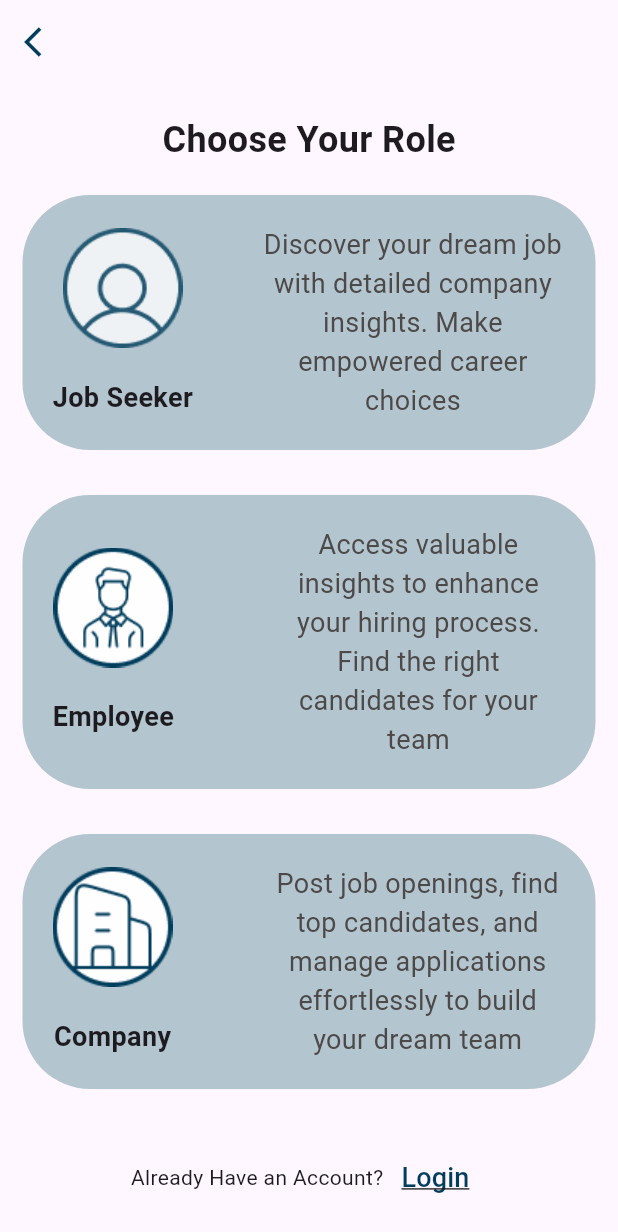
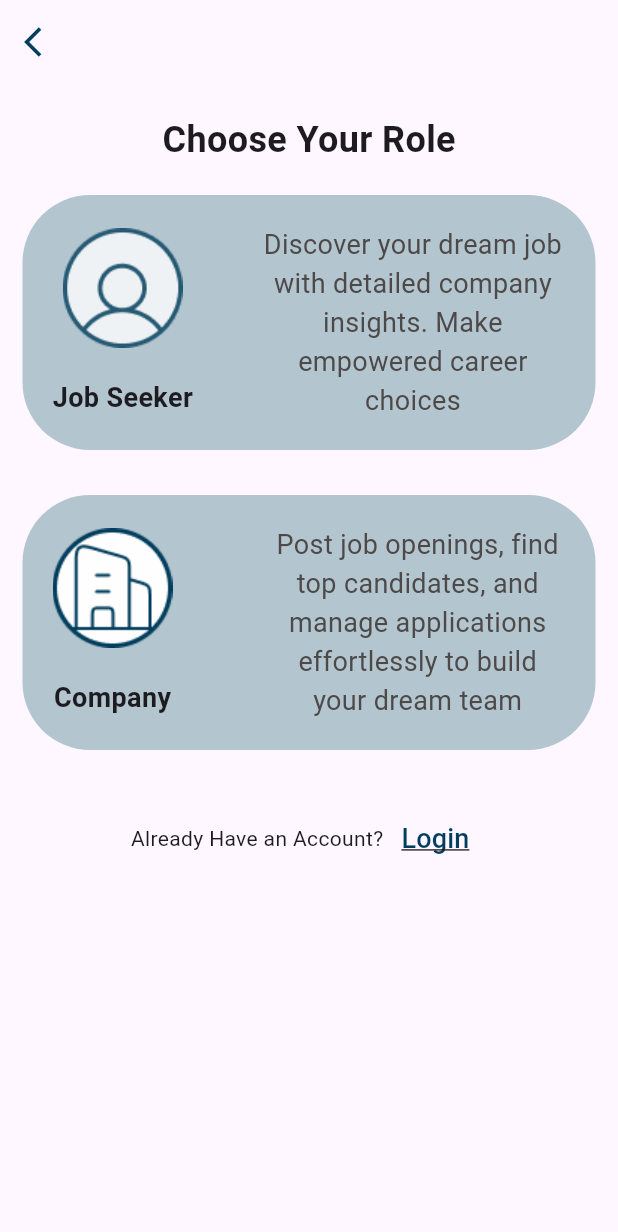
Before and after one commit to mohannad00/Aspire-Hire, a Flutter app: the ChoosingRole screen opened directly, on a phone screen of 412 x 824 dp. Shown: the top 1232 px of the screen. Run offline on Flutter 3.47's test engine with Material 3 defaults, Android fonts, the phone set to English and light mode, and no system bars; our stand-ins replace dio, equatable, file_picker, flutter_bloc, flutter_screenutil, percent_indicator and 2 more; accounts and stored records are empty.

Commit message:
removed employee registration

```diff
--- a/aspirehire/lib/features/choosing_role/ChoosingRole.dart
+++ b/aspirehire/lib/features/choosing_role/ChoosingRole.dart
@@ -3,7 +3,6 @@
 import 'package:aspirehire/core/components/ReusableBackButton.dart';
 import 'package:aspirehire/features/onboarding/OnboardingScreen.dart';
 import 'package:aspirehire/features/auth/company_register/SignUpScreenCompany.dart';
-import 'package:aspirehire/features/auth/employee_register/SignUpScreenEmployee.dart';
 import 'package:aspirehire/features/auth/jobseeker_register/SignUpScreenJobSeeker.dart';
 import 'package:flutter/material.dart';
 import 'package:aspirehire/features/auth/login/LoginScreen.dart';
@@ -48,7 +47,8 @@ class _ChoosingRoleState extends State<ChoosingRole> {
                 Navigator.pushReplacement(
                   context,
                   MaterialPageRoute(
-                      builder: (context) => const SignUpScreenJobSeeker()),
+                    builder: (context) => const SignUpScreenJobSeeker(),
+                  ),
                 );
                 setState(() {
                   isUser = true;
@@ -99,59 +99,8 @@ class _ChoosingRoleState extends State<ChoosingRole> {
                 Navigator.pushReplacement(
                   context,
                   MaterialPageRoute(
-                      builder: (context) => const SignUpScreenEmployee()),
-                );
-                setState(() {
-                  isUser = false;
-                });
-              },
-              child: Container(
-                padding: const EdgeInsets.all(20),
-                margin: const EdgeInsets.symmetric(horizontal: 15),
-                decoration: BoxDecoration(
-                  color: const Color(0xffB3C5CE),
-                  borderRadius: BorderRadius.circular(45),
-                ),
-                child: Row(
-                  children: [
-                    Column(
-                      children: [
-                        Image.asset("assets/Manager.png"),
-                        const SizedBox(height: 20),
-                        const Text(
-                          "Employee",
-                          style: TextStyle(
-                            fontSize: 18,
-                            fontWeight: FontWeight.bold,
-                          ),
-                          textAlign: TextAlign.center,
-                        ),
-                      ],
-                    ),
-                    const SizedBox(width: 65),
-                    Expanded(
-                      child: const Text(
-                        "Access valuable insights to enhance your hiring process. Find the right candidates for your team",
-                        maxLines: 6,
-                        style: TextStyle(
-                          fontSize: 18,
-                          color: Color(0xFF4D4949),
-                          fontWeight: FontWeight.normal,
-                        ),
-                        textAlign: TextAlign.center,
-                      ),
-                    ),
-                  ],
-                ),
-              ),
-            ),
-            const SizedBox(height: 30),
-            GestureDetector(
-              onTap: () {
-                Navigator.pushReplacement(
-                  context,
-                  MaterialPageRoute(
-                      builder: (context) => const SignUpScreenCompany()),
+                    builder: (context) => const SignUpScreenCompany(),
+                  ),
                 );
                 setState(() {
                   isUser = false;
@@ -211,7 +160,8 @@ class _ChoosingRoleState extends State<ChoosingRole> {
                     Navigator.pushReplacement(
                       context,
                       MaterialPageRoute(
-                          builder: (context) => const LoginScreen()),
+                        builder: (context) => const LoginScreen(),
+                      ),
                     );
                   },
                   child: const Text(
```
